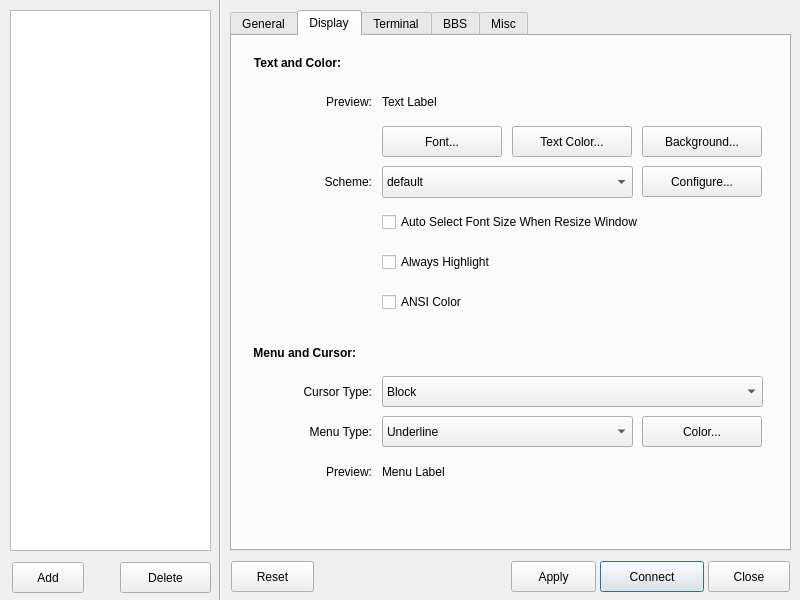
First picture: the form in src/ui/addrdialog.ui, repository adaptee/qterm-hack, before the edit.
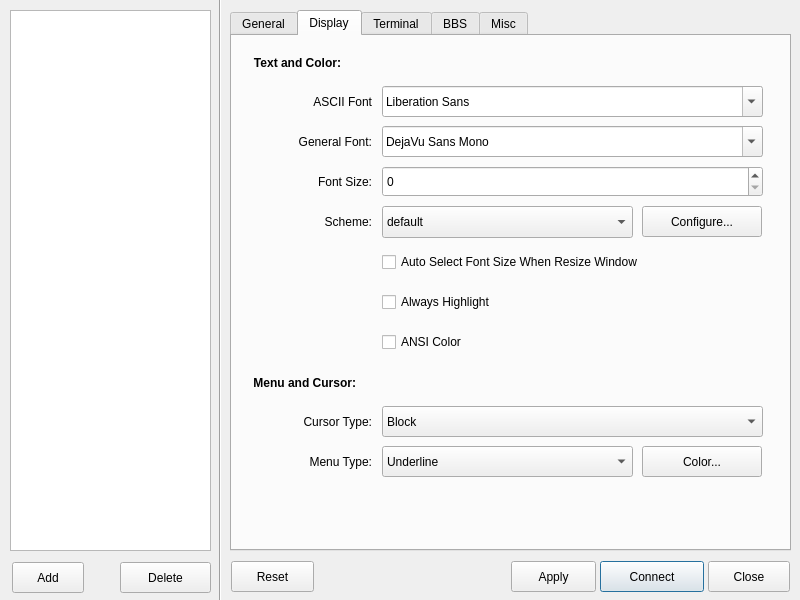
Second picture: the form after the edit. The open tabs and pages were chosen to show the change.

Commit message: Draw ascii chars separately with different fonts

The edit to the form file:
```diff
--- a/src/ui/addrdialog.ui
+++ b/src/ui/addrdialog.ui
@@ -456,7 +456,7 @@
      <property name="geometry">
       <rect>
        <x>150</x>
-       <y>170</y>
+       <y>210</y>
        <width>371</width>
        <height>32</height>
       </rect>
@@ -479,7 +479,7 @@
      <property name="geometry">
       <rect>
        <x>150</x>
-       <y>250</y>
+       <y>290</y>
        <width>371</width>
        <height>32</height>
       </rect>
@@ -492,7 +492,7 @@
      <property name="geometry">
       <rect>
        <x>150</x>
-       <y>210</y>
+       <y>250</y>
        <width>371</width>
        <height>32</height>
       </rect>
@@ -505,7 +505,7 @@
      <property name="geometry">
       <rect>
        <x>0</x>
-       <y>340</y>
+       <y>370</y>
        <width>140</width>
        <height>32</height>
       </rect>
@@ -524,7 +524,7 @@
      <property name="geometry">
       <rect>
        <x>150</x>
-       <y>340</y>
+       <y>370</y>
        <width>381</width>
        <height>31</height>
       </rect>
@@ -545,63 +545,11 @@
       </property>
      </item>
     </widget>
-    <widget class="QLabel" name="displayTextLabel">
-     <property name="geometry">
-      <rect>
-       <x>150</x>
-       <y>50</y>
-       <width>381</width>
-       <height>32</height>
-      </rect>
-     </property>
-     <property name="text">
-      <string>Text Label</string>
-     </property>
-    </widget>
-    <widget class="QPushButton" name="fontPushButton">
-     <property name="geometry">
-      <rect>
-       <x>150</x>
-       <y>90</y>
-       <width>120</width>
-       <height>31</height>
-      </rect>
-     </property>
-     <property name="text">
-      <string>Font...</string>
-     </property>
-    </widget>
-    <widget class="QPushButton" name="bgcolorPushButton">
-     <property name="geometry">
-      <rect>
-       <x>410</x>
-       <y>90</y>
-       <width>120</width>
-       <height>31</height>
-      </rect>
-     </property>
-     <property name="text">
-      <string>Background...</string>
-     </property>
-    </widget>
-    <widget class="QPushButton" name="fgcolorPushButton">
-     <property name="geometry">
-      <rect>
-       <x>280</x>
-       <y>90</y>
-       <width>120</width>
-       <height>31</height>
-      </rect>
-     </property>
-     <property name="text">
-      <string>Text Color...</string>
-     </property>
-    </widget>
     <widget class="QLabel" name="TextLabel6_4">
      <property name="geometry">
       <rect>
        <x>0</x>
-       <y>380</y>
+       <y>410</y>
        <width>140</width>
        <height>32</height>
       </rect>
@@ -620,7 +568,7 @@
      <property name="geometry">
       <rect>
        <x>150</x>
-       <y>380</y>
+       <y>410</y>
        <width>251</width>
        <height>31</height>
       </rect>
@@ -645,7 +593,7 @@
      <property name="geometry">
       <rect>
        <x>410</x>
-       <y>380</y>
+       <y>410</y>
        <width>120</width>
        <height>31</height>
       </rect>
@@ -654,51 +602,6 @@
       <string>Color...</string>
      </property>
     </widget>
-    <widget class="QLabel" name="menuLabel">
-     <property name="geometry">
-      <rect>
-       <x>150</x>
-       <y>420</y>
-       <width>381</width>
-       <height>31</height>
-      </rect>
-     </property>
-     <property name="text">
-      <string>Menu Label</string>
-     </property>
-    </widget>
-    <widget class="QLabel" name="TextLabel3_5">
-     <property name="geometry">
-      <rect>
-       <x>0</x>
-       <y>50</y>
-       <width>140</width>
-       <height>32</height>
-      </rect>
-     </property>
-     <property name="text">
-      <string>Preview:</string>
-     </property>
-     <property name="alignment">
-      <set>Qt::AlignRight|Qt::AlignTrailing|Qt::AlignVCenter</set>
-     </property>
-    </widget>
-    <widget class="QLabel" name="TextLabel3_10">
-     <property name="geometry">
-      <rect>
-       <x>0</x>
-       <y>420</y>
-       <width>140</width>
-       <height>32</height>
-      </rect>
-     </property>
-     <property name="text">
-      <string>Preview:</string>
-     </property>
-     <property name="alignment">
-      <set>Qt::AlignRight|Qt::AlignTrailing|Qt::AlignVCenter</set>
-     </property>
-    </widget>
     <widget class="QWidget" name="layoutWidget3">
      <property name="geometry">
       <rect>
@@ -744,7 +647,7 @@
      <property name="geometry">
       <rect>
        <x>10</x>
-       <y>300</y>
+       <y>330</y>
        <width>521</width>
        <height>34</height>
       </rect>
@@ -781,11 +684,109 @@
       </item>
      </layout>
     </widget>
-    <widget class="QLabel" name="TextLabel3_7">
+    <widget class="QFontComboBox" name="asciiFontComboBox">
      <property name="geometry">
       <rect>
+       <x>150</x>
+       <y>50</y>
+       <width>381</width>
+       <height>31</height>
+      </rect>
+     </property>
+     <property name="fontFilters">
+      <set>QFontComboBox::AllFonts</set>
+     </property>
+    </widget>
+    <widget class="QFontComboBox" name="generalFontComboBox">
+     <property name="geometry">
+      <rect>
+       <x>150</x>
+       <y>90</y>
+       <width>381</width>
+       <height>31</height>
+      </rect>
+     </property>
+     <property name="fontFilters">
+      <set>QFontComboBox::AllFonts</set>
+     </property>
+     <property name="currentFont">
+      <font>
+       <family>Andale Mono</family>
+      </font>
+     </property>
+    </widget>
+    <widget class="QSpinBox" name="fontSizeSpinBox">
+     <property name="geometry">
+      <rect>
+       <x>150</x>
+       <y>130</y>
+       <width>381</width>
+       <height>31</height>
+      </rect>
+     </property>
+    </widget>
+    <widget class="QLabel" name="TextLabel3_8">
+     <property name="geometry">
+      <rect>
        <x>0</x>
+       <y>50</y>
+       <width>140</width>
+       <height>32</height>
+      </rect>
+     </property>
+     <property name="text">
+      <string>ASCII Font</string>
+     </property>
+     <property name="alignment">
+      <set>Qt::AlignRight|Qt::AlignTrailing|Qt::AlignVCenter</set>
+     </property>
+     <property name="buddy">
+      <cstring>asciiFontComboBox</cstring>
+     </property>
+    </widget>
+    <widget class="QLabel" name="TextLabel3_9">
+     <property name="geometry">
+      <rect>
+       <x>0</x>
+       <y>90</y>
+       <width>140</width>
+       <height>32</height>
+      </rect>
+     </property>
+     <property name="text">
+      <string>General Font:</string>
+     </property>
+     <property name="alignment">
+      <set>Qt::AlignRight|Qt::AlignTrailing|Qt::AlignVCenter</set>
+     </property>
+     <property name="buddy">
+      <cstring>generalFontComboBox</cstring>
+     </property>
+    </widget>
+    <widget class="QLabel" name="TextLabel3_11">
+     <property name="geometry">
+      <rect>
+       <x>0</x>
        <y>130</y>
+       <width>140</width>
+       <height>32</height>
+      </rect>
+     </property>
+     <property name="text">
+      <string>Font Size:</string>
+     </property>
+     <property name="alignment">
+      <set>Qt::AlignRight|Qt::AlignTrailing|Qt::AlignVCenter</set>
+     </property>
+     <property name="buddy">
+      <cstring>fontSizeSpinBox</cstring>
+     </property>
+    </widget>
+    <widget class="QLabel" name="TextLabel3_22">
+     <property name="geometry">
+      <rect>
+       <x>0</x>
+       <y>170</y>
        <width>140</width>
        <height>32</height>
       </rect>
@@ -804,7 +805,7 @@
      <property name="geometry">
       <rect>
        <x>150</x>
-       <y>130</y>
+       <y>170</y>
        <width>251</width>
        <height>32</height>
       </rect>
@@ -839,7 +840,7 @@
      <property name="geometry">
       <rect>
        <x>410</x>
-       <y>130</y>
+       <y>170</y>
        <width>120</width>
        <height>31</height>
       </rect>
```
Left out of the diff: 18 changed lines with no effect on the pictures. The commit also changes 11 other files.
